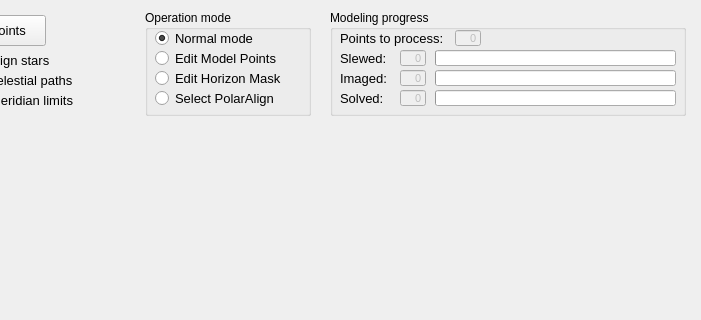
First picture: the form in mountwizzard3/gui/hemisphere_window_ui.ui, repository sayitfast/MountWizzard3, before the edit; both pictures show x 90 to 791 and y 0 to 320 of the 791 by 641 pixel window.
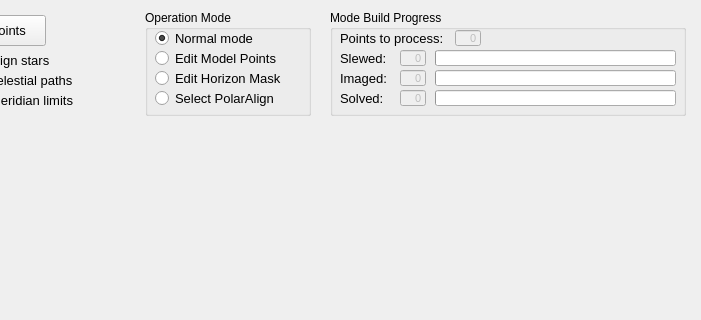
Second picture: the form after the edit.

Patch:
```diff
--- a/mountwizzard3/gui/hemisphere_window_ui.ui
+++ b/mountwizzard3/gui/hemisphere_window_ui.ui
@@ -102,7 +102,7 @@
     </rect>
    </property>
    <property name="title">
-    <string>Operation mode</string>
+    <string>Operation Mode</string>
    </property>
    <widget class="QRadioButton" name="checkEditNone">
     <property name="geometry">
@@ -211,7 +211,7 @@
     </rect>
    </property>
    <property name="title">
-    <string>Modeling progress</string>
+    <string>Mode Build Progress</string>
    </property>
    <widget class="QLabel" name="label_100">
     <property name="geometry">
```
